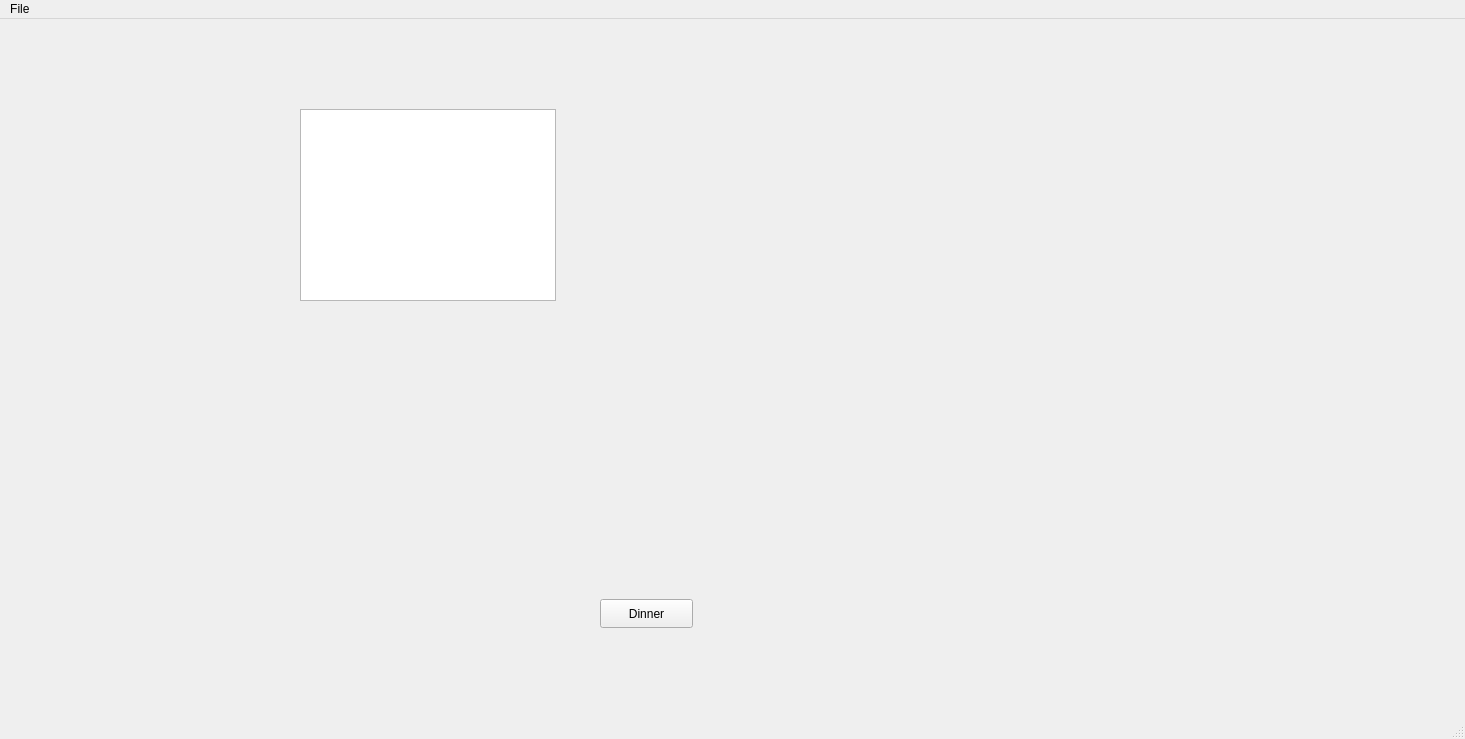
Qt form mainwindow.ui (carthy27/CookingApp) before a commit.
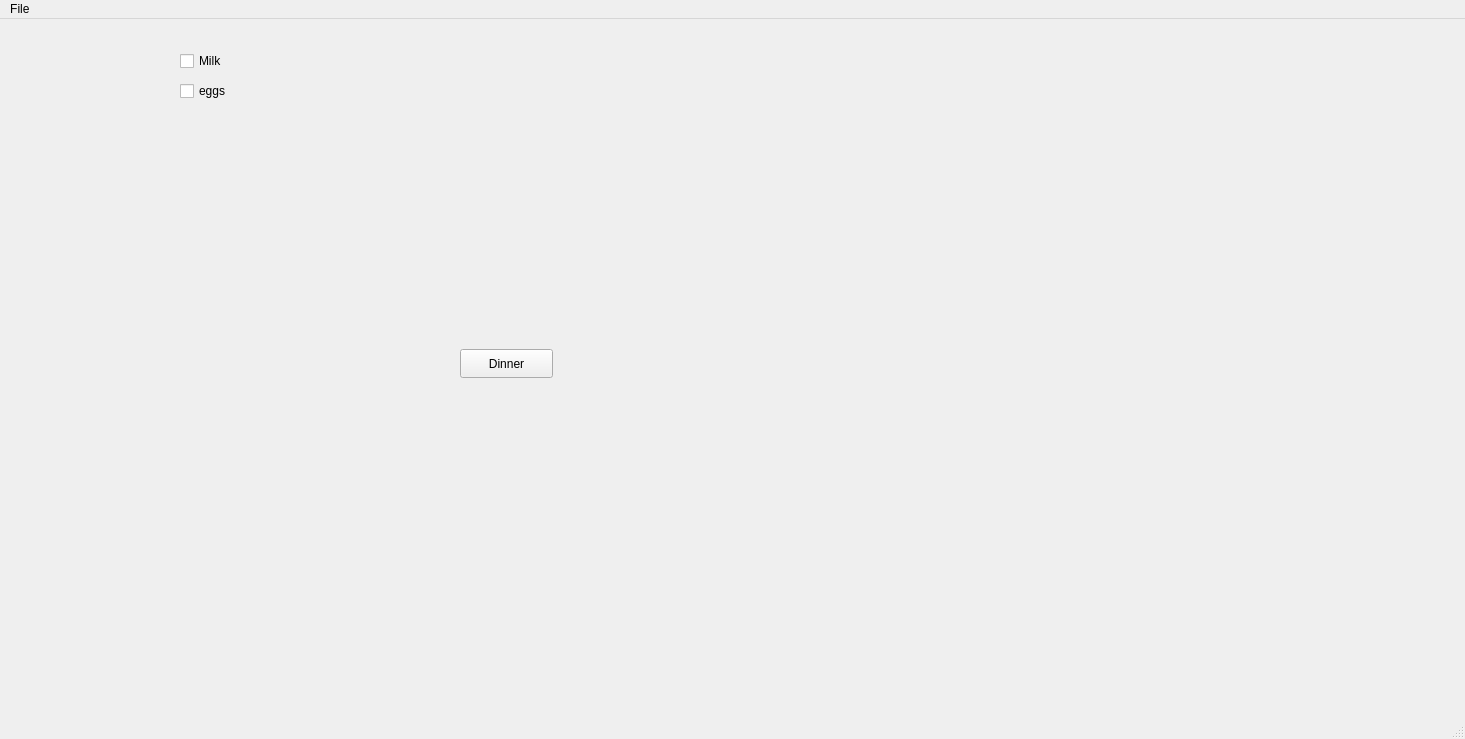
The same form after that commit.

Commit message: Displays a text box after its clicked.

What changed in the file:
```diff
--- a/mainwindow.ui
+++ b/mainwindow.ui
@@ -17,8 +17,8 @@
    <widget class="QPushButton" name="pushButton">
     <property name="geometry">
      <rect>
-      <x>600</x>
-      <y>580</y>
+      <x>460</x>
+      <y>330</y>
       <width>93</width>
       <height>29</height>
      </rect>
@@ -27,14 +27,30 @@
      <string>Dinner</string>
     </property>
    </widget>
-   <widget class="QListView" name="listView">
+   <widget class="QCheckBox" name="checkBox">
     <property name="geometry">
      <rect>
-      <x>300</x>
-      <y>90</y>
-      <width>256</width>
-      <height>192</height>
+      <x>180</x>
+      <y>30</y>
+      <width>88</width>
+      <height>24</height>
      </rect>
+    </property>
+    <property name="text">
+     <string>Milk</string>
+    </property>
+   </widget>
+   <widget class="QCheckBox" name="checkBox_2">
+    <property name="geometry">
+     <rect>
+      <x>180</x>
+      <y>60</y>
+      <width>88</width>
+      <height>24</height>
+     </rect>
+    </property>
+    <property name="text">
+     <string>eggs</string>
     </property>
    </widget>
   </widget>
```
The commit also changes 2 other files.
